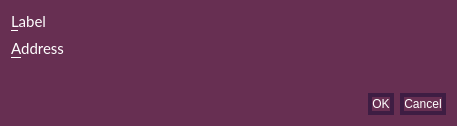
The window that src/qt/forms/editaddressdialog.ui (talkcoin/talkcoin-wallet) describes before a commit, drawn with Qt 5.
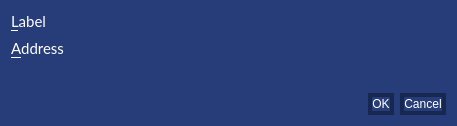
The same window after the commit.

```diff
--- a/src/qt/forms/editaddressdialog.ui
+++ b/src/qt/forms/editaddressdialog.ui
@@ -20,7 +20,7 @@
    <string>Edit Address</string>
   </property>
   <property name="styleSheet">
-   <string notr="true">background-color: rgb(103, 47, 82);
+   <string notr="true">background-color: rgb(38, 61, 121);
 color: rgb(255, 255, 255);</string>
   </property>
   <layout class="QVBoxLayout" name="verticalLayout">
@@ -58,8 +58,8 @@
        </property>
        <property name="styleSheet">
         <string notr="true">QLineEdit {
-background-color: rgb(103, 47, 82);
-border-color:rgb(255,255,255);
+background-color: rgb(38, 61, 121);
+border-color:rgb(255, 255, 255);
 border-width: 2px;
 color: rgb(255, 255, 255);
 }
@@ -107,8 +107,8 @@
        </property>
        <property name="styleSheet">
         <string notr="true">QLineEdit {
-background-color: rgb(103, 47, 82);
-border-color:rgb(255,255,255);
+background-color: rgb(38, 61, 121);
+border-color:rgb(255, 255, 255);
 border-width: 2px;
 color: rgb(255, 255, 255);
 }
@@ -135,7 +135,7 @@
       <string notr="true">QPushButton{
 border: 4px solid;
 border-radius: 13px;
-border-color: rgb(62,29,67);}</string>
+border-color: rgb(23, 39, 79);}</string>
      </property>
      <property name="orientation">
       <enum>Qt::Horizontal</enum>
```
Left out of the diff: 16 changed lines with no effect on the pictures.
